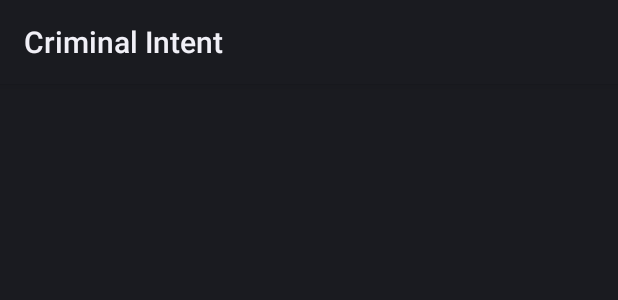
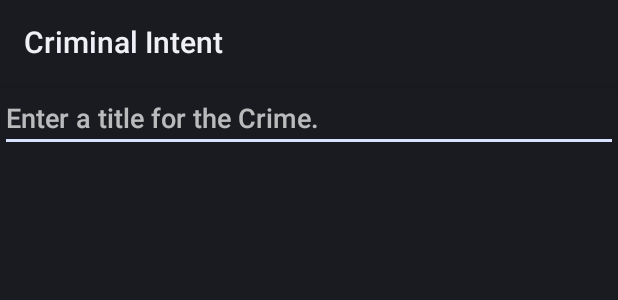
Before and after one commit to bricker/Android-Tests, an Android app: the layout fragment_crime.xml on its own in the app's theme, with its tools: preview values and no code run, on a phone screen of 412 x 824 dp. Shown: the top 300 px of the screen. Run offline under Robolectric (Android 15) with nearby library versions, the phone set to English and light mode, and no system bars.

Commit message:
Work on CriminalIntent

```diff
--- a/CriminalIntent/src/main/AndroidManifest.xml
+++ b/CriminalIntent/src/main/AndroidManifest.xml
@@ -21,7 +21,7 @@
         android:allowBackup="true">
 
         <activity
-            android:name=".CriminalActivity"
+            android:name=".CrimeActivity"
             android:label="@string/app_name">
 
             <intent-filter>
--- a/CriminalIntent/src/main/java/com/bryanricker/criminal_intent/Criminal.java
+++ /dev/null
@@ -1 +0,0 @@
-package com.bryanricker.criminal_intent;
--- a/CriminalIntent/src/main/res/layout/activity_criminal.xml
+++ b/CriminalIntent/src/main/res/layout/fragment_crime.xml
@@ -2,7 +2,12 @@
     xmlns:android="http://schemas.android.com/apk/res/android"
     android:layout_width="match_parent"
     android:layout_height="match_parent"
-    android:gravity="center"
     android:orientation="vertical">
 
+    <EditText
+        android:id="@+id/crime_title_edit_text"
+        android:layout_width="match_parent"
+        android:layout_height="wrap_content"
+        android:hint="@string/crime_title_hint" />
+
 </LinearLayout>
--- a/CriminalIntent/src/main/res/values/strings.xml
+++ b/CriminalIntent/src/main/res/values/strings.xml
@@ -1,3 +1,4 @@
 <resources>
     <string name="app_name">Criminal Intent</string>
+    <string name="crime_title_hint">Enter a title for the Crime.</string>
 </resources>
```
Also changed, not shown: CriminalIntent/src/main/java/com/bryanricker/criminal_intent/Crime.java (added, +37 -0 lines), CriminalIntent/src/main/java/com/bryanricker/criminal_intent/CrimeActivity.java (added, +31 -0 lines), CriminalIntent/src/main/java/com/bryanricker/criminal_intent/CrimeFragment.java (added, +58 -0 lines), CriminalIntent/src/main/java/com/bryanricker/criminal_intent/CriminalActivity.java (deleted, +0 -8 lines), CriminalIntent/src/main/res/layout/activity_crime.xml (added, +7 -0 lines), 3 other files.
